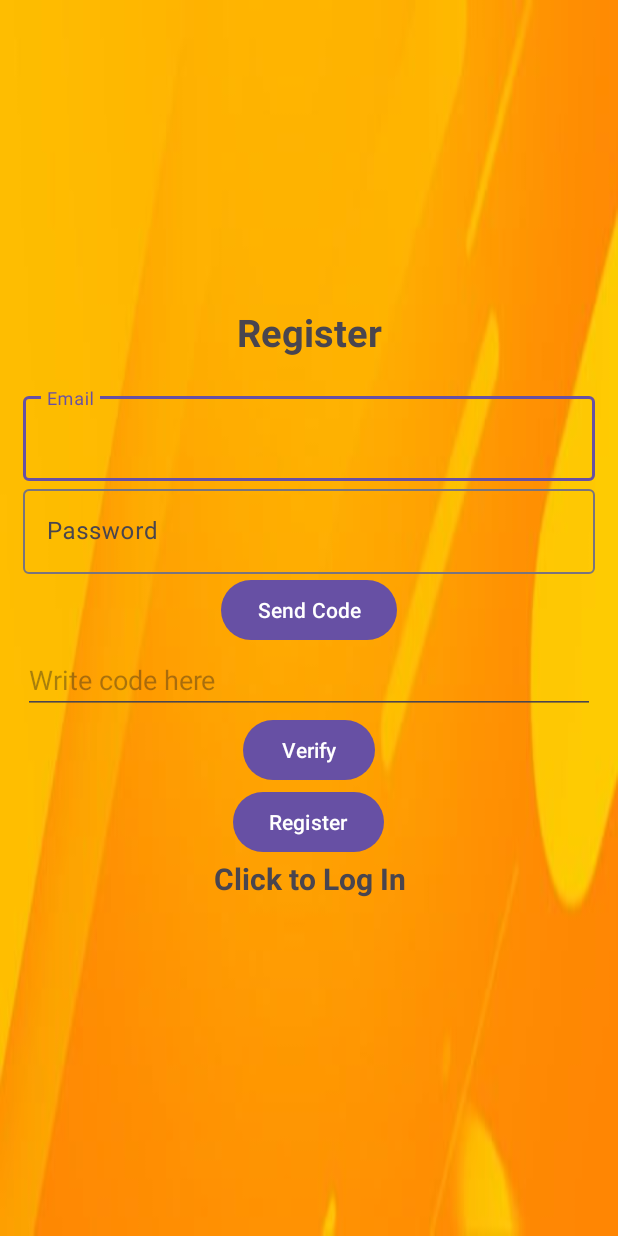
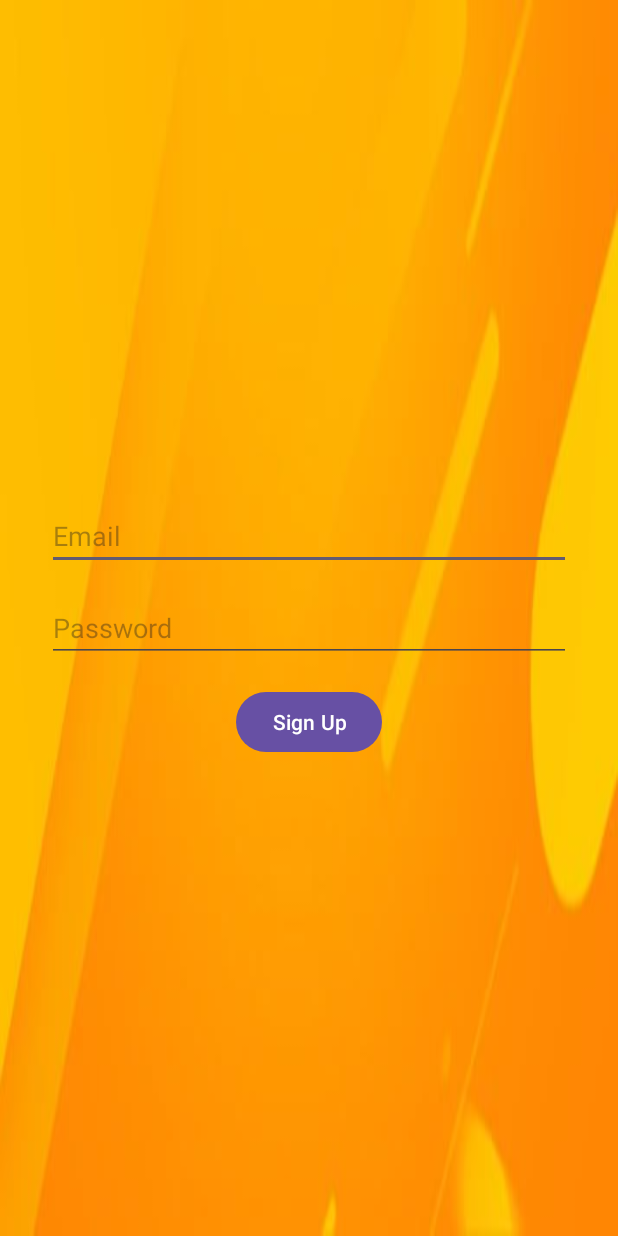
Before and after one commit to ArenLavTxa/MyGame, an Android app: the layout activity_register.xml on its own in the app's theme, with its tools: preview values and no code run, on a phone screen of 412 x 824 dp. Run offline under Robolectric (Android 15) with nearby library versions, the phone set to English and light mode, and no system bars.

Commit message:
trying to correct sign up

```diff
--- a/app/src/main/java/com/example/mygame/Login.java
+++ b/app/src/main/java/com/example/mygame/Login.java
@@ -50,7 +50,7 @@ public class Login extends AppCompatActivity {
         textView.setOnClickListener(new View.OnClickListener() {
             @Override
             public void onClick(View v) {
-                Intent intent=new Intent(getApplicationContext(), Register.class);
+                Intent intent=new Intent(getApplicationContext(), SignUpActivity.class);
                 startActivity(intent);
                 finish();
             }
--- a/app/src/main/res/layout/activity_register.xml
+++ b/app/src/main/res/layout/activity_register.xml
@@ -10,76 +10,35 @@
     android:background="@drawable/start_bacground"
     tools:context=".Register"
     >
-    <TextView
+    <EditText
+        android:id="@+id/emailEditText"
         android:layout_width="match_parent"
         android:layout_height="wrap_content"
-        android:textStyle="bold"
-        android:gravity="center"
-        android:layout_marginBottom="20dp"
-        android:text="Register"
-        android:textSize="25dp"
-        />
-    <com.google.android.material.textfield.TextInputLayout
+        android:hint="Email"
+        android:inputType="textEmailAddress"
+        android:layout_marginTop="16dp"
+        android:layout_marginStart="16dp"
+        android:layout_marginEnd="16dp" />
+
+    <EditText
+        android:id="@+id/passwordEditText"
         android:layout_width="match_parent"
-        android:layout_height="wrap_content">
-
-        <com.google.android.material.textfield.TextInputEditText
-            android:id="@+id/email"
-            android:hint="Email"
-            android:layout_width="match_parent"
-            android:layout_height="wrap_content"/>
-    </com.google.android.material.textfield.TextInputLayout>
-
-    <com.google.android.material.textfield.TextInputLayout
-        android:layout_width="match_parent"
-        android:layout_height="wrap_content">
-        <com.google.android.material.textfield.TextInputEditText
-            android:id="@+id/password"
-            android:inputType="textPassword"
-            android:hint="@string/Password"
-            android:layout_width="match_parent"
-            android:layout_height="wrap_content"/>
-    </com.google.android.material.textfield.TextInputLayout>
-
-    <ProgressBar
-        android:id="@+id/progressBar"
-        android:visibility="gone"
-        android:layout_width="wrap_content"
-        android:layout_height="wrap_content"/>
+        android:layout_height="wrap_content"
+        android:hint="Password"
+        android:inputType="textPassword"
+        android:layout_marginTop="16dp"
+        android:layout_marginStart="16dp"
+        android:layout_marginEnd="16dp"
+        android:layout_below="@id/emailEditText" />
 
     <Button
-        android:id="@+id/sendCode"
+        android:id="@+id/signUpButton"
         android:layout_width="wrap_content"
         android:layout_height="wrap_content"
-        android:text="Send Code" />
-    <EditText
-        android:id="@+id/verficationCode"
-        android:layout_width="match_parent"
-        android:layout_height="wrap_content"
-        android:ems="10"
-        android:hint="Write code here"
-        android:inputType="text"/>
-    <Button
-        android:id="@+id/verify"
-        android:layout_width="wrap_content"
-        android:layout_height="wrap_content"
-        android:text="Verify"
-        />
-
-    <Button
-        android:id="@+id/btn_register"
-        android:text="Register"
-        android:layout_width="wrap_content"
-        android:layout_height="wrap_content" />
-
-    <TextView
-        android:textStyle="bold"
-        android:gravity="center"
-        android:layout_marginBottom="20dp"
-        android:textSize="20dp"
-        android:id="@+id/loginNow"
-        android:text="Click to Log In"
-        android:layout_width="wrap_content"
-        android:layout_height="wrap_content"/>
+        android:text="Sign Up"
+        android:layout_marginTop="16dp"
+        android:layout_marginStart="16dp"
+        android:layout_marginEnd="16dp"
+        android:layout_below="@id/passwordEditText" />
 
 </LinearLayout>
```
Also changed, not shown: app/src/main/java/com/example/mygame/Register.java (deleted, +0 -106 lines), app/src/main/java/com/example/mygame/SignUpActivity.java (added, +178 -0 lines).
